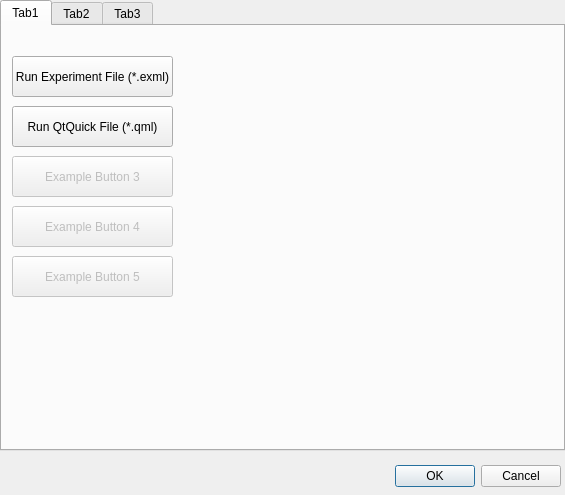
This is Source/Plugins/ExperimentManager/ExperimentManager_dialog.ui in nemesissnake/StimulGL as Qt 5 draws it before an edit. The edited form follows.
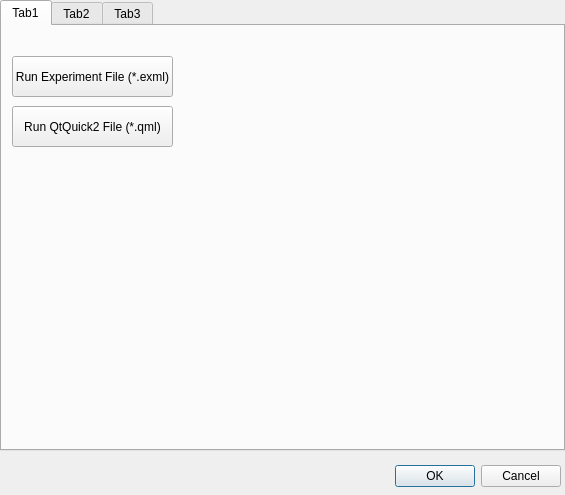
This is the edited form.

Commit message:
Updated Examples and Getting started Guide.
Fixed the direct execution of QML and EXML files in Experiment Manager UI.
Changed Script menu naming in StimulGL.

```diff
--- a/Source/Plugins/ExperimentManager/ExperimentManager_dialog.ui
+++ b/Source/Plugins/ExperimentManager/ExperimentManager_dialog.ui
@@ -100,55 +100,7 @@
       </rect>
      </property>
      <property name="text">
-      <string>Run QtQuick File (*.qml)</string>
-     </property>
-    </widget>
-    <widget class="QPushButton" name="btnExampleButton_3">
-     <property name="enabled">
-      <bool>false</bool>
-     </property>
-     <property name="geometry">
-      <rect>
-       <x>10</x>
-       <y>130</y>
-       <width>161</width>
-       <height>41</height>
-      </rect>
-     </property>
-     <property name="text">
-      <string>Example Button 3</string>
-     </property>
-    </widget>
-    <widget class="QPushButton" name="btnExampleButton_4">
-     <property name="enabled">
-      <bool>false</bool>
-     </property>
-     <property name="geometry">
-      <rect>
-       <x>10</x>
-       <y>180</y>
-       <width>161</width>
-       <height>41</height>
-      </rect>
-     </property>
-     <property name="text">
-      <string>Example Button 4</string>
-     </property>
-    </widget>
-    <widget class="QPushButton" name="btnExampleButton_5">
-     <property name="enabled">
-      <bool>false</bool>
-     </property>
-     <property name="geometry">
-      <rect>
-       <x>10</x>
-       <y>230</y>
-       <width>161</width>
-       <height>41</height>
-      </rect>
-     </property>
-     <property name="text">
-      <string>Example Button 5</string>
+      <string>Run QtQuick2 File (*.qml)</string>
      </property>
     </widget>
    </widget>
```
The commit also changes 24 other files.
